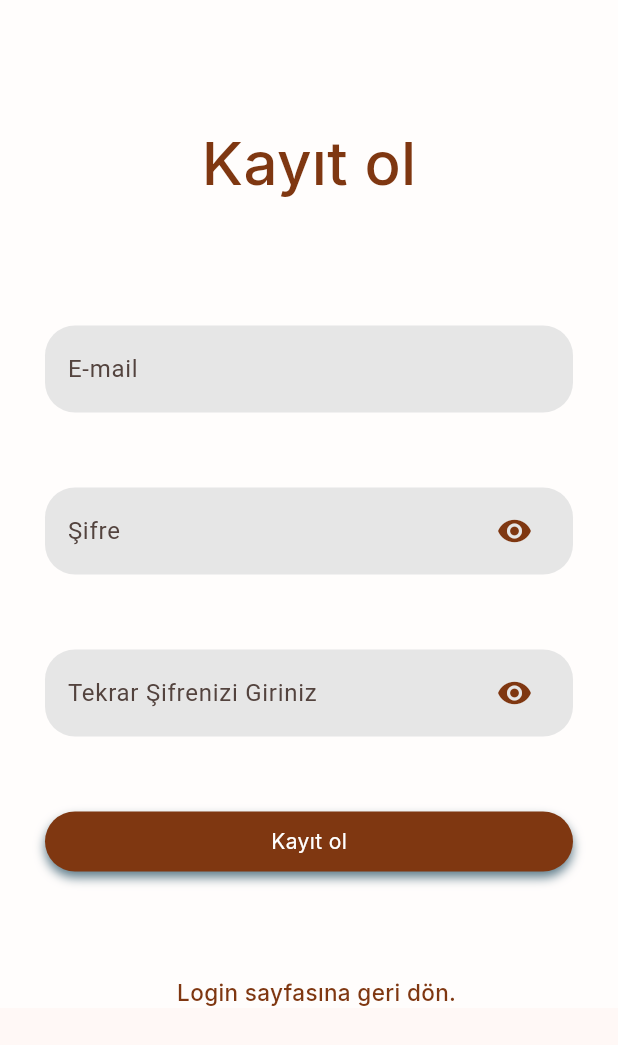
After one commit to BerkErdgn/animai_app, a Flutter app: the RegisterPage screen opened directly, on a phone screen of 412 x 824 dp. The commit adds this screen. Shown: the top 1045 px of the screen. Run offline on Flutter 3.47's test engine with Material 3 defaults, Android fonts, the light colour scheme and no system bars; our stand-ins replace cloud_firestore, dash_chat_2, firebase_auth, firebase_core, flutter_bloc, flutter_gemini and 4 more; accounts and stored records are empty; network calls fail.

Commit message:
register and signout
register and signout were done

```diff
--- a/animAI/lib/Pages/loginpage.dart
+++ b/animAI/lib/Pages/loginpage.dart
@@ -1,5 +1,6 @@
 import 'dart:async';
 
+import 'package:animai/Pages/registerPage.dart';
 import 'package:animai/data/auth/auth.dart';
 import 'package:animai/navigationmenu.dart';
 import 'package:firebase_auth/firebase_auth.dart';
@@ -27,6 +28,7 @@ class _LoginPageState extends State<LoginPage> {
     } on FirebaseAuthException catch(e){
       setState(() {
         errorMessage = e.message;
+        ScaffoldMessenger.of(context).showSnackBar(SnackBar(content: Text("Hata oluştu: ${errorMessage}")));
       });
     }
     }
@@ -145,11 +147,19 @@ class _LoginPageState extends State<LoginPage> {
                   ),
                   Container(
                     margin: EdgeInsets.only(top:30, left:30, right:20),
-                    child: Text("Şifremi Unuttum",
-                        style: GoogleFonts.inter(
-                          color: Color(0xff7f3711),
-                          fontSize:15,
-                          fontWeight: FontWeight.w500, )),
+                    child: GestureDetector(
+                      onTap: (){
+                        Navigator.push(
+                          context,
+                          MaterialPageRoute(builder: (context) => RegisterPage()),
+                        );
+                      },
+                      child: Text("Kayıt ol",
+                          style: GoogleFonts.inter(
+                            color: Color(0xff7f3711),
+                            fontSize:15,
+                            fontWeight: FontWeight.w500, )),
+                    ),
                   ),
                 ],
               ),
--- a/animAI/lib/Pages/profilepage.dart
+++ b/animAI/lib/Pages/profilepage.dart
@@ -1,3 +1,4 @@
+import 'package:animai/Pages/loginpage.dart';
 import 'package:animai/data/auth/auth.dart';
 import 'package:firebase_auth/firebase_auth.dart';
 import 'package:flutter/material.dart';
@@ -10,6 +11,7 @@ class Profilepage extends StatelessWidget {
 
   Future<void> signOut() async{
     await Auth().signOut();
+
   }
 
 
@@ -21,7 +23,13 @@ class Profilepage extends StatelessWidget {
         child: Column(
           children: [
             Text(user?.email ?? "User email"),
-            ElevatedButton(onPressed: signOut, child: Text("Çıkış"))
+            ElevatedButton(onPressed: (){
+                signOut();
+                Navigator.push(
+                  context,
+                  MaterialPageRoute(builder: (context) => LoginPage()),
+                );
+            }, child: Text("Çıkış"))
           ],
         ),
       )
--- /dev/null
+++ b/animAI/lib/Pages/registerPage.dart
@@ -0,0 +1,188 @@
+import 'package:animai/Pages/loginpage.dart';
+import 'package:animai/data/auth/auth.dart';
+import 'package:animai/navigationmenu.dart';
+import 'package:firebase_auth/firebase_auth.dart';
+import 'package:flutter/cupertino.dart';
+import 'package:flutter/material.dart';
+import 'package:google_fonts/google_fonts.dart';
+import 'package:get/get.dart';
+
+class RegisterPage extends StatefulWidget {
+  const RegisterPage({super.key});
+
+  @override
+  State<RegisterPage> createState() => _RegisterPageState();
+}
+
+class _RegisterPageState extends State<RegisterPage> {
+
+  final TextEditingController _controllerEmail = TextEditingController();
+  final TextEditingController _controllerPassword = TextEditingController();
+  final TextEditingController _controllerPasswordVerify = TextEditingController();
+
+  String? errorMessage = "";
+  bool sifre_gozukme=false;
+
+
+  Future<void> createUserWithEmailAndPassword()async{
+    try{
+      if(_controllerPassword.text == _controllerPasswordVerify.text){
+        await Auth().createUserWithEmailAndPassword(email: _controllerEmail.text, password: _controllerPassword.text);
+        Get.to(()=> NavigationMenu());
+      }else{
+        ScaffoldMessenger.of(context).showSnackBar(SnackBar(content: const Text("Şifreleri yanlış girdiniz")));
+      }
+
+
+    } on FirebaseAuthException catch (e){
+        setState(() {
+          errorMessage = e.message;
+          ScaffoldMessenger.of(context).showSnackBar(SnackBar(content: Text("Hata oluştu: ${errorMessage}")));
+        });
+    }
+  }
+
+
+  @override
+  Widget build(BuildContext context) {
+    return SafeArea(
+      child: Scaffold(
+        body: Container(
+          decoration: BoxDecoration(
+            color: Colors.white70,
+          ),
+          child: SingleChildScrollView (
+            child: Column(
+              children: [
+                Container(
+                  margin: EdgeInsets.only(top:80, left:20, right:20),
+                  child: Text("Kayıt ol",
+                      style: GoogleFonts.inter(
+                        color: Color(0xff7f3711),
+                        fontSize:40,
+                        fontWeight: FontWeight.w500, )),
+                ),
+                Container(
+                  decoration: BoxDecoration(
+                    color: Color(0xffE6E6E6),
+                    borderRadius: BorderRadius.circular(20),
+                  ),
+                  margin: EdgeInsets.only(top:80,bottom: 40,right:30,left: 30),
+                  padding: EdgeInsets.only(left: 15, right: 15,top: 5, bottom: 5),
+                  child: TextField(
+                    controller: _controllerEmail ,
+                    decoration: InputDecoration(
+                      border: InputBorder.none,
+                      hintText: 'E-mail',
+                    ),
+                  ),
+                ),
+                Container(
+                  decoration: BoxDecoration(
+                    color: Color(0xffE6E6E6),
+                    borderRadius: BorderRadius.circular(20),
+                  ),
+                  margin: EdgeInsets.only(top:10,bottom: 40,right:30,left: 30),
+                  padding: EdgeInsets.only(left: 15, right: 15,top: 5, bottom: 5),
+                  child: Row(
+                    children: [
+                      Expanded(
+                        child: TextField(
+                          controller: _controllerPassword,
+                          obscureText: sifre_gozukme,
+                          decoration: InputDecoration(
+                            border: InputBorder.none,
+                            hintText: 'Şifre',
+
+                          ),
+                        ),
+                      ),
+                      IconButton(onPressed:  () {
+                        setState(() {
+                          sifre_gozukme=!sifre_gozukme;
+                        });
+                      }, icon: Icon(
+                        sifre_gozukme ? Icons.remove_red_eye_outlined : Icons.remove_red_eye,
+                      ), color: Color(0xff7f3711),)
+                    ],
+                  ),
+                ),
+                Container(
+                  decoration: BoxDecoration(
+                    color: Color(0xffE6E6E6),
+                    borderRadius: BorderRadius.circular(20),
+                  ),
+                  margin: EdgeInsets.only(top:10,bottom: 40,right:30,left: 30),
+                  padding: EdgeInsets.only(left: 15, right: 15,top: 5, bottom: 5),
+                  child: Row(
+                    children: [
+                      Expanded(
+                        child: TextField(
+                          controller: _controllerPasswordVerify,
+                          obscureText: sifre_gozukme,
+                          decoration: InputDecoration(
+                            border: InputBorder.none,
+                            hintText: 'Tekrar Şifrenizi Giriniz',
+
+                          ),
+                        ),
+                      ),
+                      IconButton(onPressed:  () {
+                        setState(() {
+                          sifre_gozukme=!sifre_gozukme;
+                        });
+                      }, icon: Icon(
+                        sifre_gozukme ? Icons.remove_red_eye_outlined : Icons.remove_red_eye,
+                      ), color: Color(0xff7f3711),)
+                    ],
+                  ),
+                ),
+                InkWell(
+                  onTap: createUserWithEmailAndPassword ,
+                  child: Container(
+                    margin: EdgeInsets.only(top:10,bottom: 40,right:30,left: 30),
+                    width: MediaQuery.of(context).size.width,
+                    padding: EdgeInsets.all(10),
+                    decoration: BoxDecoration(
+                        color: Color(0xff7f3711),
+                        borderRadius: BorderRadius.circular(20),
+                        boxShadow: [
+                          BoxShadow(
+                              color: Colors.blueGrey,
+                              offset: Offset(0,4),
+                              blurRadius: 5
+                          )
+                        ]
+                    ),
+                    child: Center (
+                        child: Text("Kayıt ol",
+                            style: GoogleFonts.inter(
+                                color: Colors.white
+                            ))),
+
+                  ),
+                ),
+                Container(
+                  margin: EdgeInsets.only(top:30, left:30, right:20),
+                  child: GestureDetector(
+                    onTap: (){
+                      Navigator.push(
+                        context,
+                        MaterialPageRoute(builder: (context) => LoginPage()),
+                      );
+                    },
+                    child: Text("Login sayfasına geri dön.",
+                        style: GoogleFonts.inter(
+                          color: Color(0xff7f3711),
+                          fontSize:15,
+                          fontWeight: FontWeight.w500, )),
+                  ),
+                ),
+              ],
+            ),
+          ),
+        ),
+      ),
+    );
+  }
+}
```
